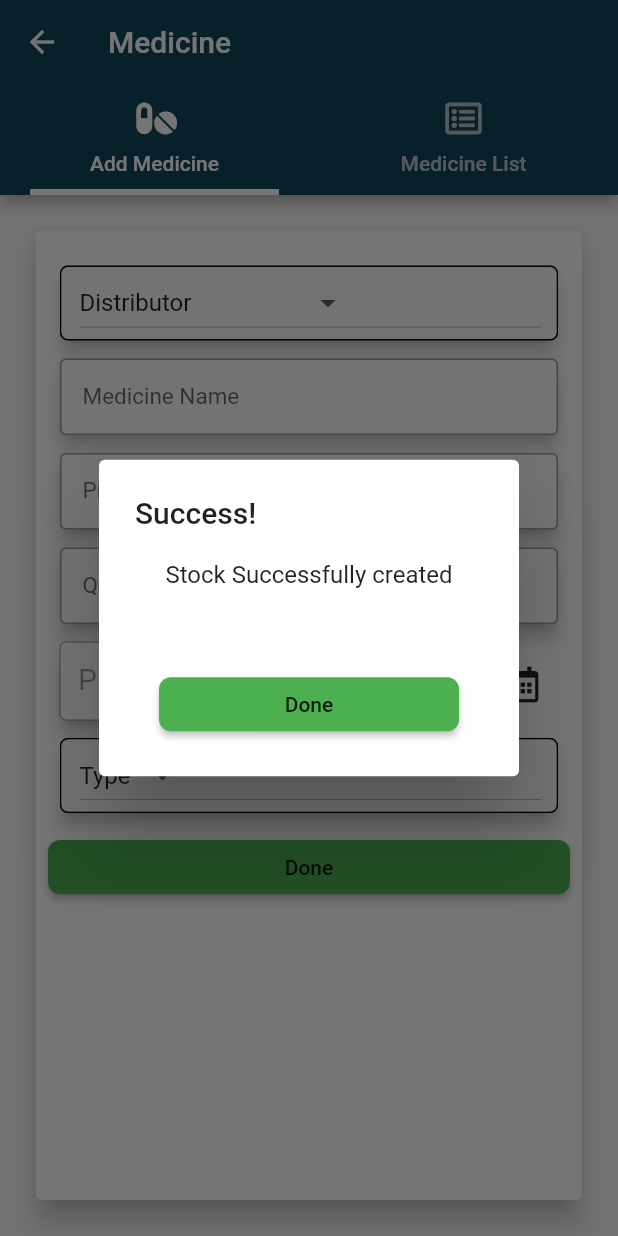
After one commit to pamu47/UEE-App-Redesigning, a Flutter app: the Medicine screen opened directly, after a tap on "Done", on a phone screen of 412 x 824 dp. The commit adds this screen. Run offline on Flutter 3.47's test engine with Material 2 defaults, Android fonts, the phone set to English and light mode, and no system bars; our stand-ins replace font_awesome_flutter.

Commit message:
UIs almost finished

```diff
--- a/lib/Departments/deparments.dart
+++ b/lib/Departments/deparments.dart
@@ -1,5 +1,6 @@
 import 'package:flutter/material.dart';
 import 'package:font_awesome_flutter/font_awesome_flutter.dart';
+import 'package:hospital_mgt/CustomWidgets/card.dart';
 import 'package:hospital_mgt/CustomWidgets/customTextField.dart';
 
 class Departments extends StatefulWidget {
@@ -138,7 +139,41 @@ class DepartmentState extends State<Departments> {
                                     BorderRadius.all(Radius.circular(8.0))),
                             child: Text("Done"),
                             onPressed: () {
-                              Navigator.pop(context);
+                              //Navigator.pop(context);
+                              showDialog(
+                                  context: context,
+                                  builder: (context) {
+                                    return AlertDialog(
+                                        title: Text("Success!"),
+                                        content: Container(
+                                          height: 120,
+                                          child: Column(
+                                            mainAxisAlignment:
+                                                MainAxisAlignment.spaceBetween,
+                                            children: <Widget>[
+                                              Container(
+                                                  alignment: Alignment.center,
+                                                  child: Text(
+                                                      "Department Successfully created")),
+                                              ButtonTheme(
+                                                minWidth: 200.0,
+                                                child: RaisedButton(
+                                                  color: Colors.green,
+                                                  shape: RoundedRectangleBorder(
+                                                      borderRadius:
+                                                          BorderRadius.all(
+                                                              Radius.circular(
+                                                                  8.0))),
+                                                  child: Text("Done"),
+                                                  onPressed: () {
+                                                    Navigator.pop(context);
+                                                  },
+                                                ),
+                                              ),
+                                            ],
+                                          ),
+                                        ));
+                                  });
                             },
                           ),
                         ),
@@ -148,7 +183,20 @@ class DepartmentState extends State<Departments> {
                 ),
               ),
             ),
-            Icon(Icons.directions_transit),
+            Container(
+              padding: EdgeInsets.all(3.0),
+              child: ListView(
+                children: <Widget>[
+                  CustomCard("Dpt_001", "Department"),
+                  CustomCard("Dpt_002", "Department"),
+                  CustomCard("Dpt_003", "Department"),
+                  CustomCard("Dpt_004", "Department"),
+                  CustomCard("Dpt_005", "Department"),
+                  CustomCard("Dpt_006", "Department"),
+                  CustomCard("Dpt_007", "Department"),
+                ],
+              ),
+            )
           ],
         ),
       ),
--- a/lib/Homescreen/appDrawer.dart
+++ b/lib/Homescreen/appDrawer.dart
@@ -3,7 +3,9 @@ import 'package:font_awesome_flutter/font_awesome_flutter.dart';
 import 'package:hospital_mgt/Departments/deparments.dart';
 import 'package:hospital_mgt/FinanceMgt/payroll.dart';
 import 'package:hospital_mgt/Login/profile.dart';
+import 'package:hospital_mgt/Messages/sendMessage.dart';
 import 'package:hospital_mgt/PatientMgt/patients.dart';
+import 'package:hospital_mgt/StaffMgt/StaffDashboard.dart';
 
 class AppDrawer extends StatelessWidget {
   @override
@@ -52,10 +54,10 @@ class AppDrawer extends StatelessWidget {
               leading: Icon(FontAwesomeIcons.userNurse),
               title: Text('Staff'),
               onTap: () {
-                // Update the state of the app
-                // ...
-                // Then close the drawer
+
                 Navigator.pop(context);
+                                Navigator.push(context,
+                    MaterialPageRoute(builder: (context) => StaffDashboard()));
               },
             ),
           ),
@@ -75,10 +77,10 @@ class AppDrawer extends StatelessWidget {
               leading: Icon(Icons.message),
               title: Text('Messages'),
               onTap: () {
-                // Update the state of the app
-                // ...
-                // Then close the drawer
+
                 Navigator.pop(context);
+                                Navigator.push(context,
+                    MaterialPageRoute(builder: (context) => MessageDashboard()));
               },
             ),
           ),
--- a/lib/Homescreen/dashboard.dart
+++ b/lib/Homescreen/dashboard.dart
@@ -3,8 +3,10 @@ import 'package:flutter_staggered_grid_view/flutter_staggered_grid_view.dart';
 import 'package:font_awesome_flutter/font_awesome_flutter.dart';
 import 'package:hospital_mgt/Departments/deparments.dart';
 import 'package:hospital_mgt/FinanceMgt/payroll.dart';
+import 'package:hospital_mgt/Medicine/medicine.dart';
 import 'package:hospital_mgt/NoticeMgt/testCalendar.dart';
 import 'package:hospital_mgt/PatientMgt/patients.dart';
+import 'package:hospital_mgt/StaffMgt/StaffDashboard.dart';
 
 class Dashboard extends StatefulWidget {
   @override
@@ -25,12 +27,12 @@ class DashboardState extends State<Dashboard> {
         padding: EdgeInsets.all(20.0),
 
         children: <Widget>[
-          myItems(FontAwesomeIcons.userMd, "Doctors", 0xffed622b, () {}),
+          myItems(FontAwesomeIcons.userMd, "Doctors", 0xffed622b, StaffDashboard()),
           myItems(FontAwesomeIcons.procedures, "Patients", 0xff26cb3c, Patients()),
           myItems(Icons.notifications, "Noticeboard", 0xffff3266, TestCalendar()),
           myItems(FontAwesomeIcons.hospital, "Departments", 0xff3399fe, Departments()),
           myItems(FontAwesomeIcons.fileInvoiceDollar, "Payroll", 0xfff4c83f, Payroll()),
-          myItems(FontAwesomeIcons.pills, "Medicine", 0xff622F74, () {}),
+          myItems(FontAwesomeIcons.pills, "Medicine", 0xff622F74, Medicine()),
           //myItems(Icons.favorite, "Followers", 0xffad61f1, () {}),
           //myItems(Icons.message, "Messages", 0xff7297ff, () {}),
         ],
--- /dev/null
+++ b/lib/Medicine/medicine.dart
@@ -0,0 +1,241 @@
+import 'package:flutter/material.dart';
+import 'package:font_awesome_flutter/font_awesome_flutter.dart';
+import 'package:hospital_mgt/CustomWidgets/card.dart';
+import 'package:hospital_mgt/CustomWidgets/customListItemPayroll.dart';
+import 'package:hospital_mgt/CustomWidgets/customTextField.dart';
+import 'package:hospital_mgt/CustomWidgets/datetimePicker.dart';
+
+class Medicine extends StatefulWidget {
+  @override
+  State<StatefulWidget> createState() {
+    return MedicineState();
+  }
+}
+
+class MedicineState extends State<Medicine> {
+  var employeeType = [
+    'Distributor',
+    'Softcare International',
+    'Hemas (pvt) LTD',
+    'Mega pharma'
+  ];
+
+  var sortEmployee = [
+    'Sort according to designation',
+    'Softcare International',
+    'Hemas (pvt) LTD',
+    'Mega pharma'
+  ];
+
+  var status = ['Type', 'Liquid', 'Solid'];
+  var currentStatus = 'Type';
+  var currentEmployee = 'Distributor';
+  var currentSortItem = 'Sort according to designation';
+
+  @override
+  Widget build(BuildContext context) {
+    return DefaultTabController(
+      length: 2,
+      child: Scaffold(
+        appBar: AppBar(
+          backgroundColor: Color.fromRGBO(18, 69, 89, 1),
+          bottom: TabBar(
+            tabs: [
+              Tab(
+                icon: Icon(FontAwesomeIcons.pills),
+                text: "Add Medicine",
+              ),
+              Tab(
+                icon: Icon(FontAwesomeIcons.listAlt),
+                text: "Medicine List",
+              ),
+            ],
+            indicator: UnderlineTabIndicator(
+              borderSide: BorderSide(color: Colors.white, width: 4),
+              insets: EdgeInsets.symmetric(horizontal: 20),
+            ),
+          ),
+          title: Text('Medicine'),
+        ),
+        body: TabBarView(
+          children: [
+            Center(
+              child: Padding(
+                padding: EdgeInsets.all(20.0),
+                child: Card(
+                  elevation: 8,
+                  child: new Container(
+                    width: 400,
+                    //padding: new EdgeInsets.all(120.0),
+                    child: new ListView(
+                      padding: EdgeInsets.all(8.0),
+                      children: <Widget>[
+                        Padding(
+                          padding: const EdgeInsets.only(top: 15.0),
+                          child: Container(
+                            margin: EdgeInsets.only(
+                                bottom: 12.0, right: 8.0, left: 8.0),
+                            width: double.infinity,
+                            decoration: ShapeDecoration(
+                              shape: RoundedRectangleBorder(
+                                side: BorderSide(
+                                    width: 1.0, style: BorderStyle.solid),
+                                borderRadius:
+                                    BorderRadius.all(Radius.circular(5.0)),
+                              ),
+                            ),
+                            child: Material(
+                              borderRadius: BorderRadius.circular(5.0),
+                              elevation: 5.0,
+                              child: Container(
+                                margin:
+                                    EdgeInsets.only(left: 12.0, right: 10.0),
+                                child: DropdownButton<String>(
+                                  items:
+                                      employeeType.map((String dropdownItem) {
+                                    return DropdownMenuItem<String>(
+                                      value: dropdownItem,
+                                      child: Text(dropdownItem),
+                                    );
+                                  }).toList(),
+                                  //hint: Text('Gender'),
+                                  value: currentEmployee,
+                                  onChanged: (String value) {
+                                    setState(() {
+                                      this.currentEmployee = value;
+                                    });
+                                  },
+                                ),
+                              ),
+                            ),
+                          ),
+                        ),
+                        CustomTextField("Medicine Name", "Cetirizine"),
+                        CustomTextField("Price per unit", "Rs.____"),
+                        CustomTextField("Quantity", "100"),
+                        DateTimePicker("Purchase Date"),
+                        Container(
+                          margin: EdgeInsets.only(
+                              bottom: 12.0, right: 8.0, left: 8.0),
+                          width: double.infinity,
+                          decoration: ShapeDecoration(
+                            shape: RoundedRectangleBorder(
+                              side: BorderSide(
+                                  width: 1.0, style: BorderStyle.solid),
+                              borderRadius:
+                                  BorderRadius.all(Radius.circular(5.0)),
+                            ),
+                          ),
+                          child: Material(
+                            borderRadius: BorderRadius.circular(5.0),
+                            elevation: 5.0,
+                            child: Container(
+                              margin: EdgeInsets.only(left: 12.0, right: 10.0),
+                              child: DropdownButton<String>(
+                                items: status.map((String dropdownItem) {
+                                  return DropdownMenuItem<String>(
+                                    value: dropdownItem,
+                                    child: Text(dropdownItem),
+                                  );
+                                }).toList(),
+                                //hint: Text('Gender'),
+                                value: currentStatus,
+                                onChanged: (String value) {
+                                  setState(() {
+                                    this.currentStatus = value;
+                                  });
+                                },
+                              ),
+                            ),
+                          ),
+                        ),
+                        ButtonTheme(
+                          minWidth: 200.0,
+                          child: RaisedButton(
+                            color: Colors.green,
+                            shape: RoundedRectangleBorder(
+                                borderRadius:
+                                    BorderRadius.all(Radius.circular(8.0))),
+                            child: Text("Done"),
+                            onPressed: () {
+                              showDialog(
+                                  context: context,
+                                  builder: (context) {
+                                    return AlertDialog(
+                                        title: Text("Success!"),
+                                        content: Container(
+                                          height: 120,
+                                          child: Column(
+                                            mainAxisAlignment:
+                                                MainAxisAlignment.spaceBetween,
+                                            children: <Widget>[
+                                              Container(
+                                                  alignment: Alignment.center,
+                                                  child: Text(
+                                                      "Stock Successfully created")),
+                                              ButtonTheme(
+                                                minWidth: 200.0,
+                                                child: RaisedButton(
+                                                  color: Colors.green,
+                                                  shape: RoundedRectangleBorder(
+                                                      borderRadius:
+                                                          BorderRadius.all(
+                                                              Radius.circular(
+                                                                  8.0))),
+                                                  child: Text("Done"),
+                                                  onPressed: () {
+                                                    Navigator.pop(context);
+                                                  },
+                                                ),
+                                              ),
+                                            ],
+                                          ),
+                                        ));
+                                  });
+                            },
+                          ),
+                        ),
+                      ],
+                    ),
+                  ),
+                ),
+              ),
+            ),
+            Padding(
+              padding: EdgeInsets.all(10.0),
+              child: ListView(
+                children: <Widget>[
+                  Padding(
+                    padding: const EdgeInsets.only(
+                        top: 5.0, left: 10, right: 10, bottom: 8.0),
+                    child: DropdownButton<String>(
+                      items: sortEmployee.map((String dropdownItem) {
+                        return DropdownMenuItem<String>(
+                          value: dropdownItem,
+                          child: Text(dropdownItem),
+                        );
+                      }).toList(),
+                      //hint: Text('Gender'),
+                      value: currentSortItem,
+                      onChanged: (String value) {
+                        setState(() {
+                          this.currentSortItem = value;
+                        });
+                      },
+                    ),
+                  ),
+                  CustomCard("100", "Cetrizine"),
+                  CustomCard("50", "Ventolin"),
+                  CustomCard("30", "Panadol"),
+                  CustomCard("120", "Paracitomol"),
+                  CustomCard("150", "Piriton"),
+                  CustomCard("60", "Azee"),
+                ],
+              ),
+            )
+          ],
+        ),
+      ),
+    );
+  }
+}
--- a/lib/PatientMgt/patientDetails.dart
+++ b/lib/PatientMgt/patientDetails.dart
@@ -18,7 +18,7 @@ class PatientDetailsState extends State<PatientDetails>{
   Widget build(BuildContext context) {
     return Scaffold(
       appBar: AppBar(
-        title: Text("Patient Info : Patient "+ paramID),
+        title: Text("More Info : "+ paramID),
       ),
     );
   }
```
Also changed, not shown: pubspec.yaml (+6 -1 lines), pubspec.lock.
